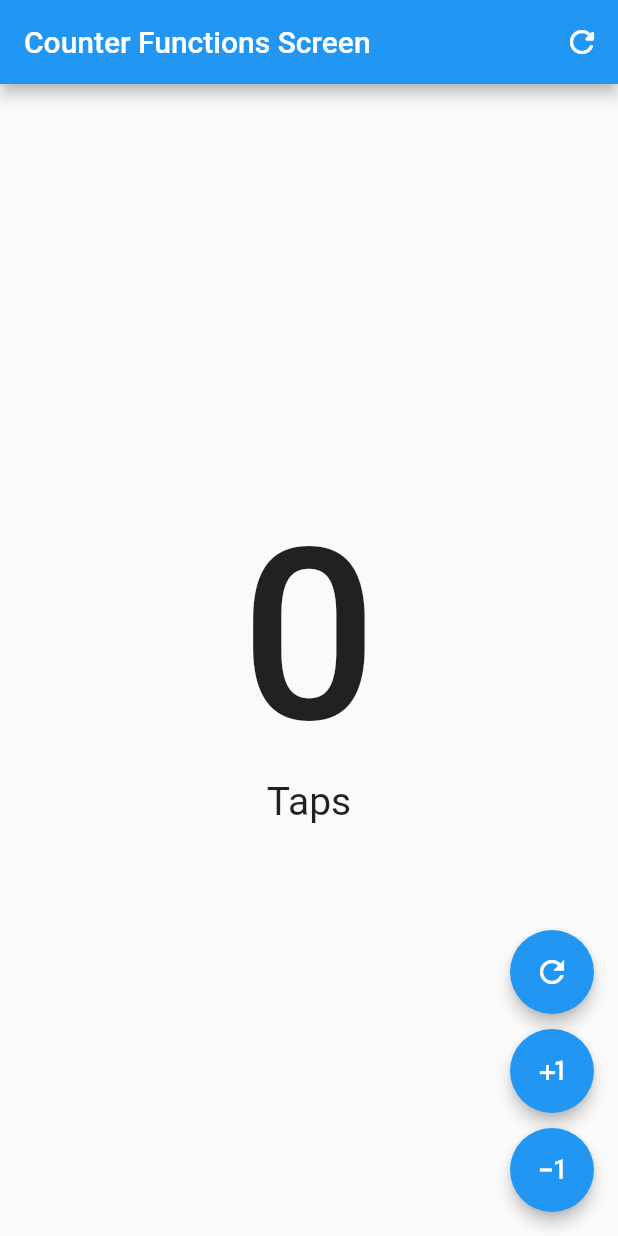
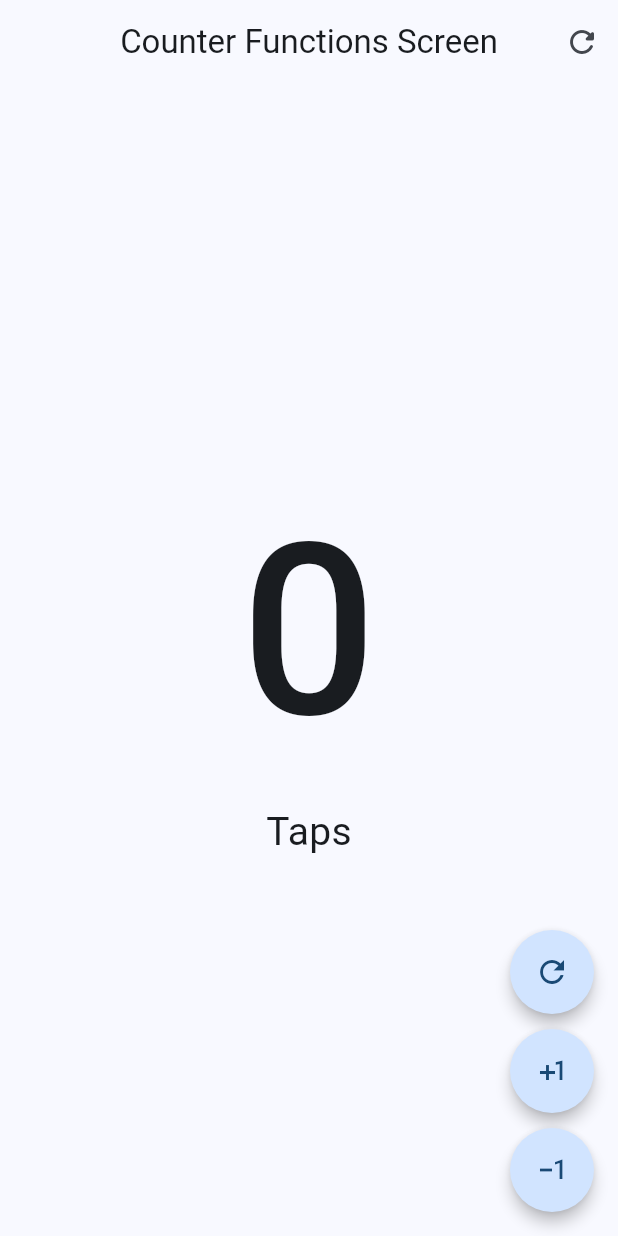
Before and after one commit to ValentinOsvaldo/flutter-course, a Flutter app: the CounterFunctionsScreen screen opened directly, on a phone screen of 412 x 824 dp. Run offline on Flutter 3.47's test engine with Material 2 defaults, Android fonts, the phone set to English and light mode, and no system bars; our stand-ins replace animate_do, dio, video_player.

Commit message:
Opciones y Estilos de AppBar

```diff
--- /dev/null
+++ b/widgets_app/lib/config/theme/app_theme.dart
@@ -0,0 +1,27 @@
+import 'package:flutter/material.dart';
+
+const colorList = <Color>[
+  Colors.blue,
+  Colors.teal,
+  Colors.green,
+  Colors.red,
+  Colors.purple,
+  Colors.deepPurple,
+  Colors.orange,
+  Colors.pink,
+  Colors.pinkAccent,
+];
+
+class AppTheme {
+  final int selectedColor;
+
+  AppTheme({this.selectedColor = 0})
+      : assert(selectedColor >= 0, 'Selected colors must be greater than 0'),
+        assert(selectedColor < colorList.length,
+            'Selected colors must be less or equal than ${colorList.length}');
+
+  ThemeData getTheme() => ThemeData(
+      useMaterial3: true,
+      colorSchemeSeed: colorList[selectedColor],
+      appBarTheme: const AppBarTheme(centerTitle: true));
+}
```
Also changed, not shown: widgets_app/lib/config/menu/menu_items.dart (added, +27 -0 lines), widgets_app/lib/main.dart (+5 -6 lines), widgets_app/lib/presentation/screens/home/home_screen.dart (added, +14 -0 lines).
